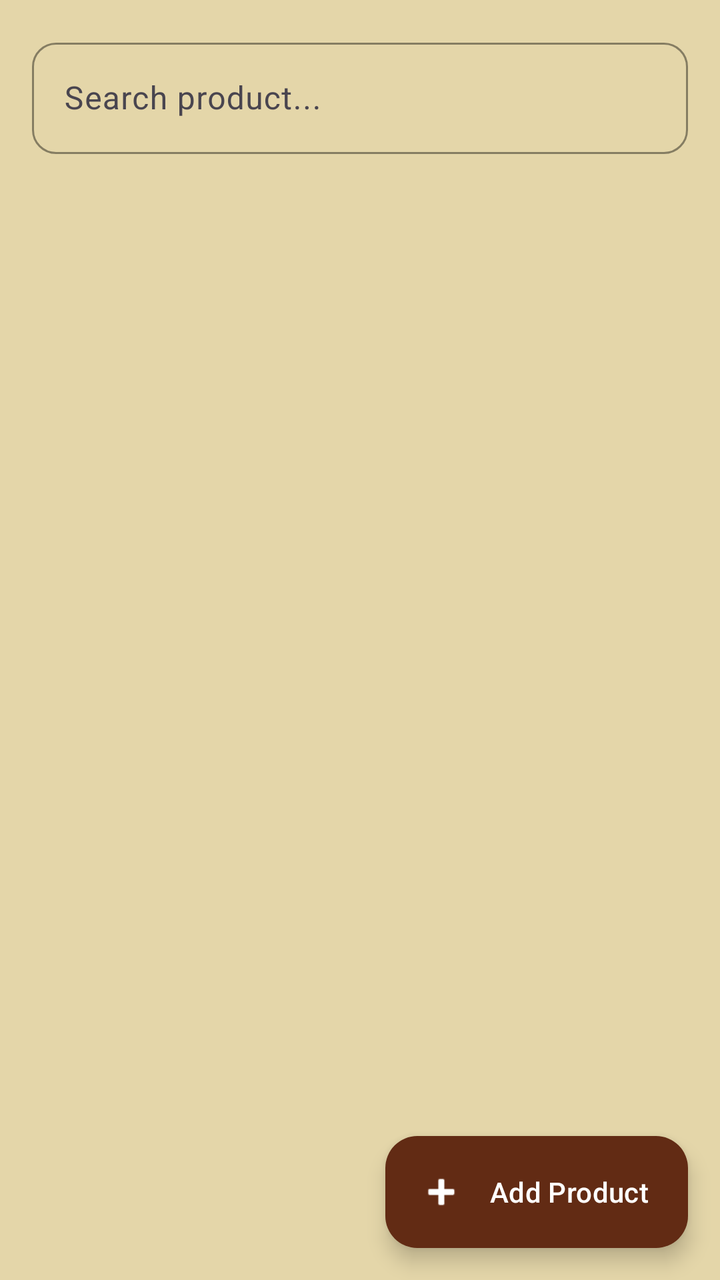
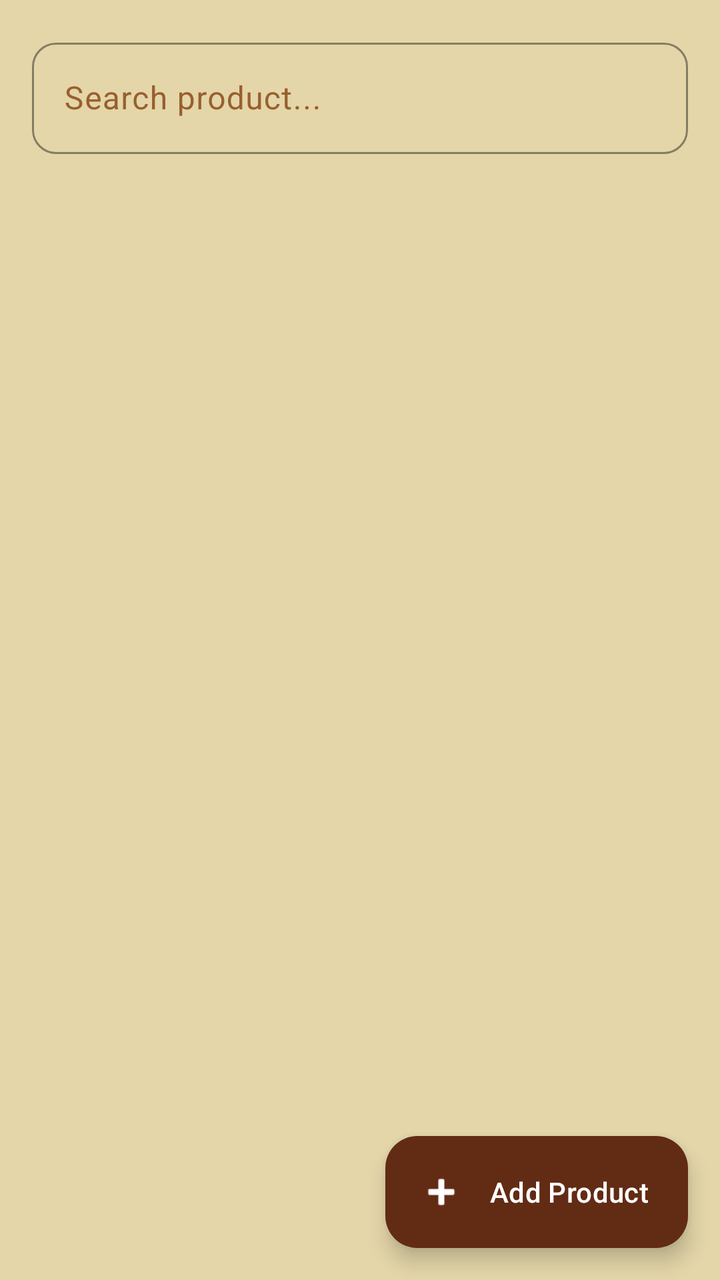

Screens rendered from an Android XML layout before and after an edit, with the pre-edit source and the edit as a unified diff.
<!-- AndroidManifest.xml: application theme Theme.MyShopApp -->
<!-- res/layout/fragment_product_list.xml -->
<?xml version="1.0" encoding="utf-8"?>
<androidx.coordinatorlayout.widget.CoordinatorLayout
    xmlns:android="http://schemas.android.com/apk/res/android"
    xmlns:app="http://schemas.android.com/apk/res-auto"
    android:layout_width="match_parent"
    android:layout_height="match_parent"
    android:background="@color/md_background"
    android:fitsSystemWindows="true">

    <LinearLayout
        android:layout_width="match_parent"
        android:layout_height="match_parent"
        android:orientation="vertical"
        android:padding="16dp">

        <com.google.android.material.textfield.TextInputLayout
            android:layout_width="match_parent"
            android:layout_height="wrap_content"
            app:boxCornerRadiusTopStart="12dp"
            app:boxCornerRadiusTopEnd="12dp"
            app:boxCornerRadiusBottomStart="12dp"
            app:boxCornerRadiusBottomEnd="12dp"
            app:boxStrokeColor="@color/md_primary"
            app:hintTextColor="@color/md_primary"
            style="@style/Widget.Material3.TextInputLayout.OutlinedBox">

            <com.google.android.material.textfield.TextInputEditText
                android:id="@+id/etSearch"
                android:layout_width="match_parent"
                android:layout_height="wrap_content"
                android:hint="Search product..."
                android:textColor="@color/md_on_surface"
                android:inputType="text" />
        </com.google.android.material.textfield.TextInputLayout>

        <androidx.recyclerview.widget.RecyclerView
            android:id="@+id/recyclerView"
            android:layout_width="match_parent"
            android:layout_height="match_parent"
            android:layout_marginTop="12dp" />

    </LinearLayout>


    <com.google.android.material.floatingactionbutton.ExtendedFloatingActionButton
        android:id="@+id/btnAddProduct"
        android:layout_width="wrap_content"
        android:layout_height="wrap_content"
        android:layout_gravity="bottom|end"
        android:layout_margin="16dp"
        android:text="Add Product"
        android:textColor="@color/md_on_primary"
        app:backgroundTint="@color/md_primary"
        app:iconTint="@color/md_on_primary"
        app:icon="@android:drawable/ic_input_add" />

</androidx.coordinatorlayout.widget.CoordinatorLayout>
<!-- resources referenced by this layout -->
<resources>
  <color name="md_background">#E4D6A9</color>
  <color name="md_on_primary">#FFFFFF</color>
  <color name="md_on_surface">#622B14</color>
  <color name="md_primary">#622B14</color>
  <style name="Theme.MyShopApp" parent="Base.Theme.MyShopApp" />
  <style name="Base.Theme.MyShopApp" parent="Theme.Material3.DayNight.NoActionBar">
          
          
      </style>
</resources>

<!-- the commit's change to res/layout/fragment_product_list.xml (unified diff, before → after) -->
@@ -14,15 +14,15 @@
         android:padding="16dp">
 
         <com.google.android.material.textfield.TextInputLayout
+            style="@style/Widget.Material3.TextInputLayout.OutlinedBox"
             android:layout_width="match_parent"
             android:layout_height="wrap_content"
-            app:boxCornerRadiusTopStart="12dp"
+            android:textColorHint="@color/md_secondary" app:boxCornerRadiusTopStart="12dp"
             app:boxCornerRadiusTopEnd="12dp"
             app:boxCornerRadiusBottomStart="12dp"
             app:boxCornerRadiusBottomEnd="12dp"
             app:boxStrokeColor="@color/md_primary"
-            app:hintTextColor="@color/md_primary"
-            style="@style/Widget.Material3.TextInputLayout.OutlinedBox">
+            app:hintTextColor="@color/md_primary">
 
             <com.google.android.material.textfield.TextInputEditText
                 android:id="@+id/etSearch"
@@ -37,10 +37,9 @@
             android:id="@+id/recyclerView"
             android:layout_width="match_parent"
             android:layout_height="match_parent"
-            android:layout_marginTop="12dp" />
-
-    </LinearLayout>
-
+            android:layout_marginTop="12dp"
+            android:scrollbars="vertical"
+            android:clipToPadding="false" android:paddingBottom="80dp" /> </LinearLayout>
 
     <com.google.android.material.floatingactionbutton.ExtendedFloatingActionButton
         android:id="@+id/btnAddProduct"
<!-- resource entries referenced after the edit -->
@@ -4,6 +4,7 @@
   <color name="md_on_primary">#FFFFFF</color>
   <color name="md_on_surface">#622B14</color>
   <color name="md_primary">#622B14</color>
+  <color name="md_secondary">#995F2F</color>
   <style name="Theme.MyShopApp" parent="Base.Theme.MyShopApp" />
   <style name="Base.Theme.MyShopApp" parent="Theme.Material3.DayNight.NoActionBar">
           
